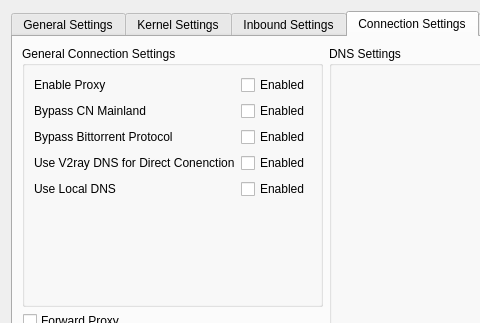
Old version of the form src/ui/windows/w_PreferencesWindow.ui in the repository Qv2ray/Qv2ray; both pictures show x 0 to 480 and y 0 to 323 of the 897 by 624 pixel window.
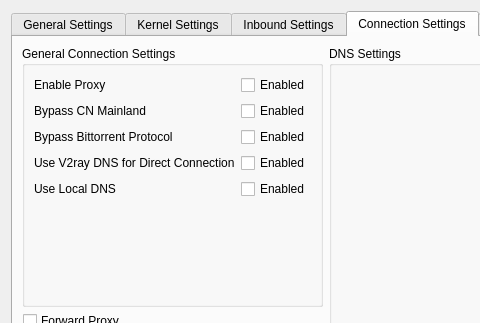
New version of the form. The open tabs and pages were chosen to show the change. Icons and pictures are not drawn.

What changed in the file:
```diff
--- a/src/ui/windows/w_PreferencesWindow.ui
+++ b/src/ui/windows/w_PreferencesWindow.ui
@@ -1479,7 +1479,7 @@
           <item row="3" column="0">
            <widget class="QLabel" name="label_75">
             <property name="text">
-             <string>Use V2ray DNS for Direct Conenction</string>
+             <string>Use V2ray DNS for Direct Connection</string>
             </property>
             <property name="textFormat">
              <enum>Qt::PlainText</enum>
```
